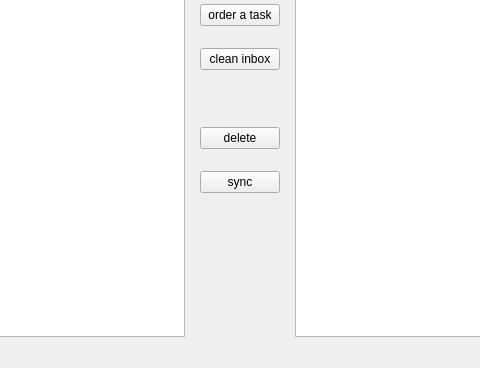
Before: the Qt Designer form src/zmQtListWidget/zmQtListWidget.ui in basmatix/zeitmaschine, drawn with Qt 5; both pictures show x 378 to 858 and y 312 to 680 of the 1132 by 680 pixel window.
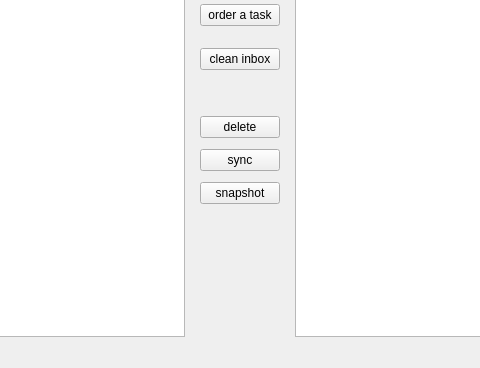
After: the same form once the commit is applied. Icons and pictures are not drawn. Custom widgets are drawn as their Qt base class.

Commit message: made ui provide snapshot functionality

What changed in the file:
```diff
--- a/src/zmQtListWidget/zmQtListWidget.ui
+++ b/src/zmQtListWidget/zmQtListWidget.ui
@@ -261,6 +261,13 @@
                  </property>
                 </widget>
                </item>
+               <item>
+                <widget class="QPushButton" name="pbSnapshot">
+                 <property name="text">
+                  <string>snapshot</string>
+                 </property>
+                </widget>
+               </item>
               </layout>
              </widget>
             </item>
```
The commit also changes 3 other files.
